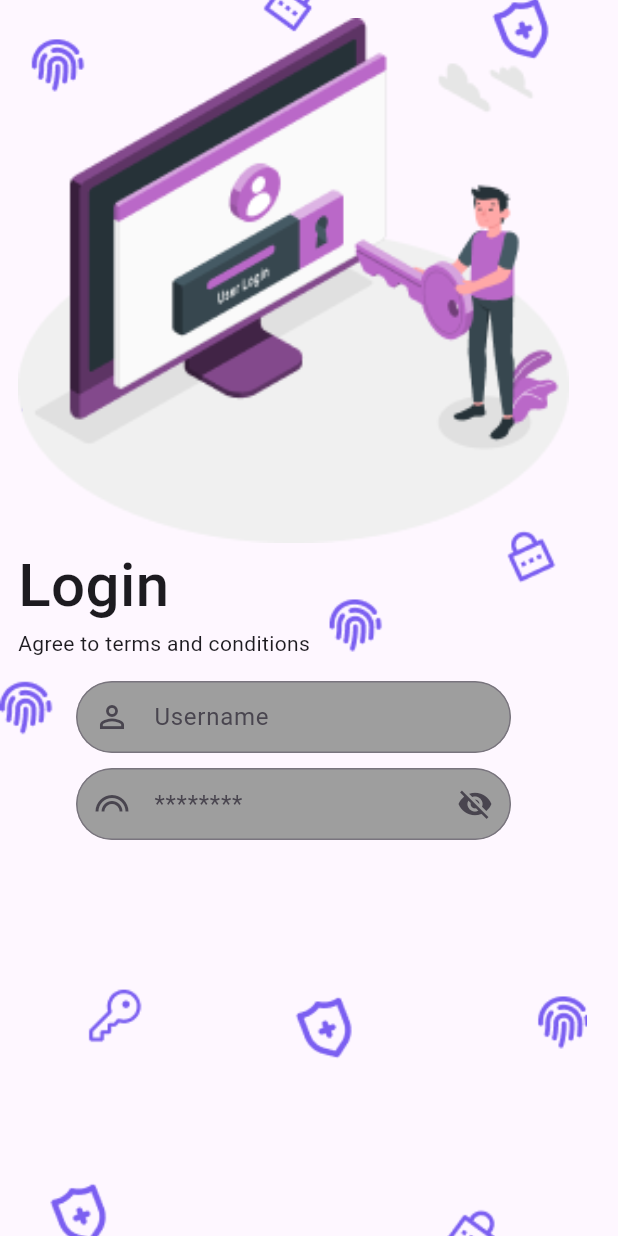
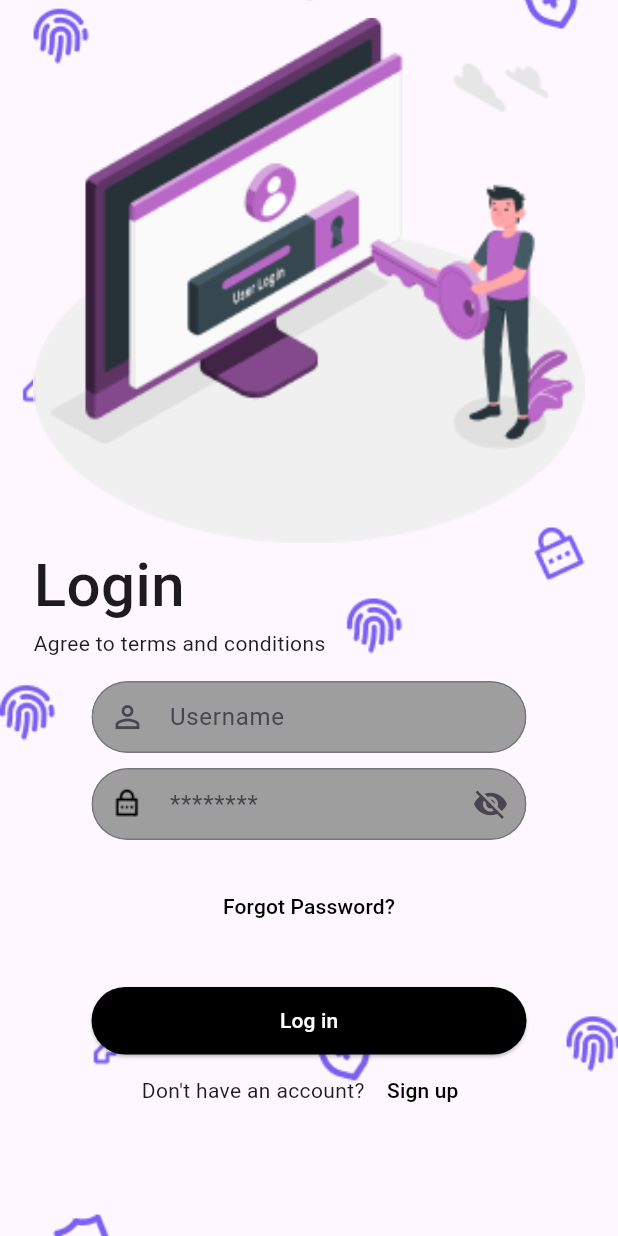
Before and after one commit to Group-task-brl/BRL-task4-appdev, a Flutter app: the screen it shows after launch, on a phone screen of 412 x 824 dp. Run offline on Flutter 3.47's test engine with Material 3 defaults, Android fonts, the phone set to English and light mode, and no system bars.

Commit message:
ready design for login page

```diff
--- a/lib/screens/login.dart
+++ b/lib/screens/login.dart
@@ -72,8 +72,8 @@ class _LoginState extends State<Login> {
                           child: TextFormField(
                             obscureText: obscureText,
                             decoration: InputDecoration(
-                              prefixIcon:Icon(Icons.looks),
-                              // prefixIcon:Image.asset(""),
+                              // prefixIcon:Icon(Icons.looks),
+                              prefixIcon:Image.asset("lib/assets/icon_pass.png",height: 20,),
                               hintText: "********",
                               contentPadding: EdgeInsets.symmetric(vertical: 3.0),
                               suffixIcon:  IconButton(
@@ -91,6 +91,35 @@ class _LoginState extends State<Login> {
                           ),
                         ),
                       ),
+                      SizedBox(height: 20,),
+                      TextButton(child:Text("Forgot Password?",style: TextStyle(color: Colors.black),),onPressed: (){},),
+                      SizedBox(height: 30,),
+                      // Row(
+                      //   children:[
+                      //     Text("Remind me nextime"),
+                      //   ],
+                      // ),
+                      Container(
+                        height: 45,
+                        width: 290,
+                        child: ElevatedButton(onPressed: (){},
+                          style:ElevatedButton.styleFrom(backgroundColor: Colors.black,
+                            // padding: const EdgeInsets.symmetric(horizontal: 30),
+                            shape: RoundedRectangleBorder(
+                                borderRadius: BorderRadius.circular(30)
+                            ),
+                          ),
+
+                          child: Text("Log in",style:TextStyle(color: Colors.white)),),
+                      ),
+                    Row(
+                      mainAxisAlignment: MainAxisAlignment.center,
+                      children: [
+                        Text("Don't have an account?"),
+                        SizedBox(width: 3,),
+                        TextButton(onPressed: (){}, child: Text("Sign up",style:TextStyle(fontWeight: FontWeight.w500,color: Colors.black)))
+                      ],
+                    )
                   ]
                 ),),],
               ),
```
Also changed, not shown: lib/assets/Login.jpg (deleted).
